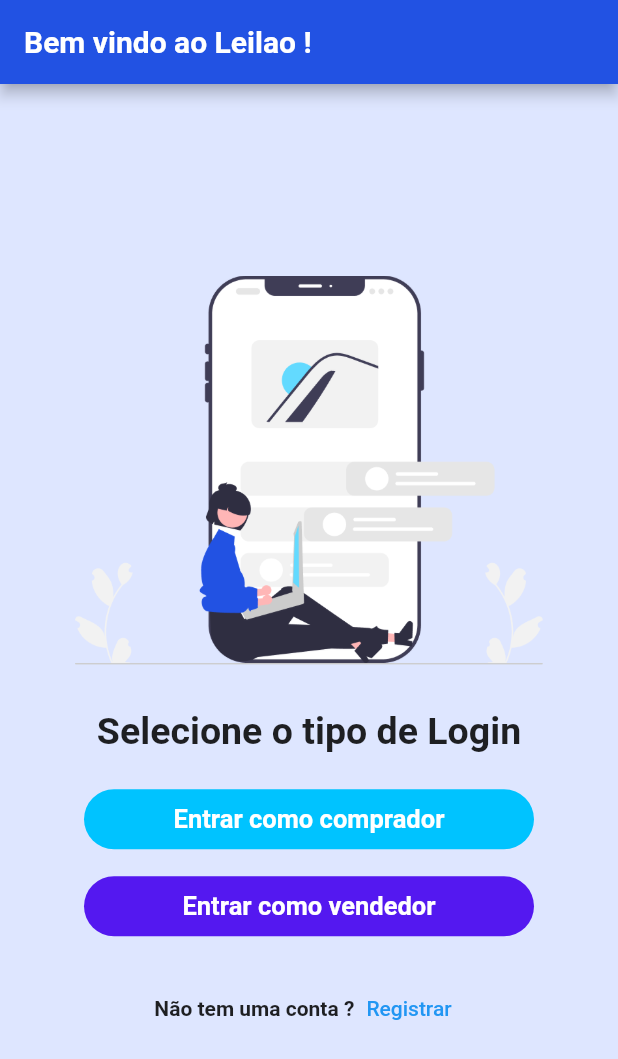
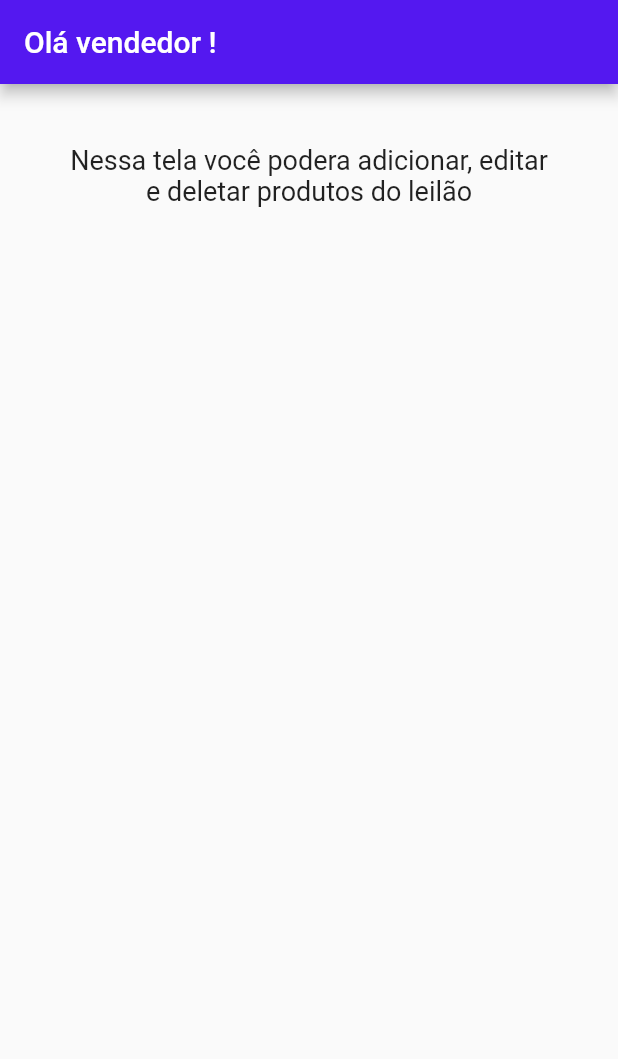
Before and after one commit to RicMerces/Leilao, a Flutter app: the screen it shows after launch, on a phone screen of 412 x 824 dp. Shown: the top 1059 px of the screen. Run offline on Flutter 3.47's test engine with Material 2 defaults, Android fonts, the light colour scheme and no system bars.

Commit message:
Vendedor

```diff
--- /dev/null
+++ b/leilao/lib/Screens/Screen_Vendedor/TelaInicial_vendedor.dart
@@ -0,0 +1,38 @@
+import 'dart:io';
+
+import 'package:flutter/material.dart';
+
+class TelaInicialVendedor extends StatefulWidget {
+  const TelaInicialVendedor({Key? key}) : super(key: key);
+
+  @override
+  _TelaInicialVendedorState createState() => _TelaInicialVendedorState();
+}
+
+class _TelaInicialVendedorState extends State<TelaInicialVendedor> {
+  @override
+  Widget build(BuildContext context) {
+    return Scaffold(
+      appBar: AppBar(
+        title: Text('Olá vendedor !'),
+        backgroundColor: Color(0xff5418F0),
+      ),
+      body: SingleChildScrollView(
+        child: Container(
+          padding: EdgeInsets.all(40),
+          child: Column(
+            children: [
+              Text(
+                'Nessa tela você podera adicionar, editar e deletar produtos do leilão',
+                style: TextStyle(
+                  fontSize: 18,
+                ),
+                textAlign: TextAlign.center,
+              ),
+            ],
+          ),
+        ),
+      ),
+    );
+  }
+}
--- a/leilao/lib/main.dart
+++ b/leilao/lib/main.dart
@@ -1,10 +1,11 @@
 import 'package:flutter/material.dart';
+import 'package:leilao/Screens/Screen_Vendedor/TelaInicial_vendedor.dart';
 import 'package:leilao/Screens/leilaoInicial.dart';
 import 'package:leilao/Screens/registrar.dart';
 
 void main() {
   runApp(MaterialApp(
     debugShowCheckedModeBanner: false,
-    home: LeilaoInicial(),
+    home: TelaInicialVendedor(),
   ));
 }
```
